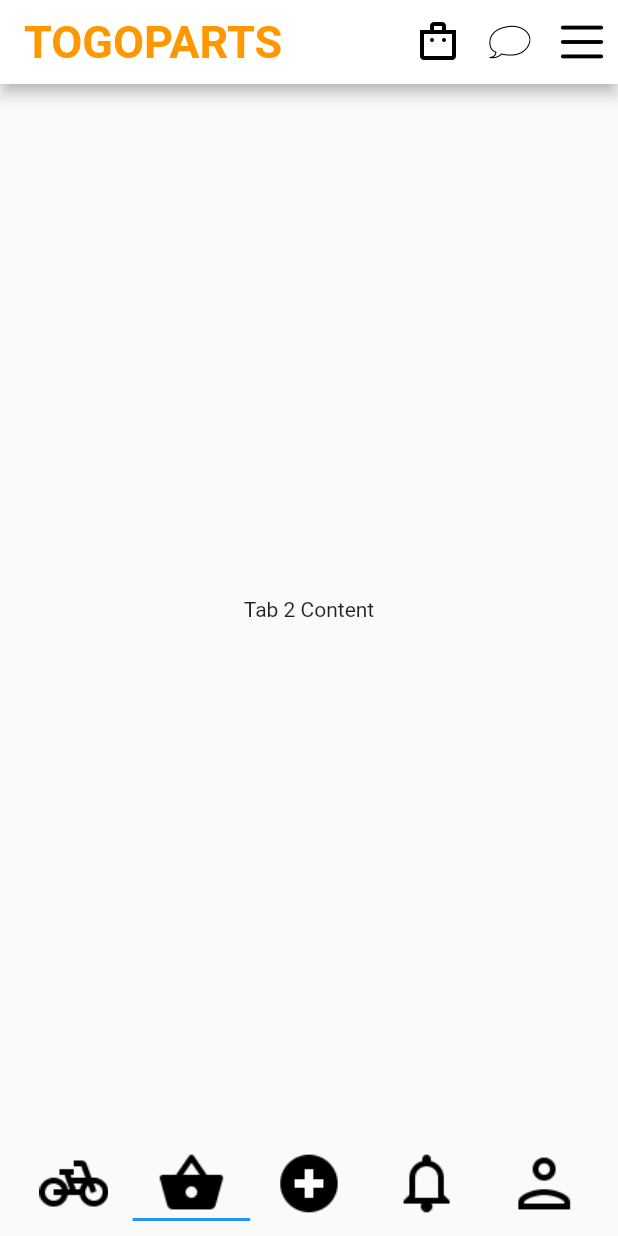
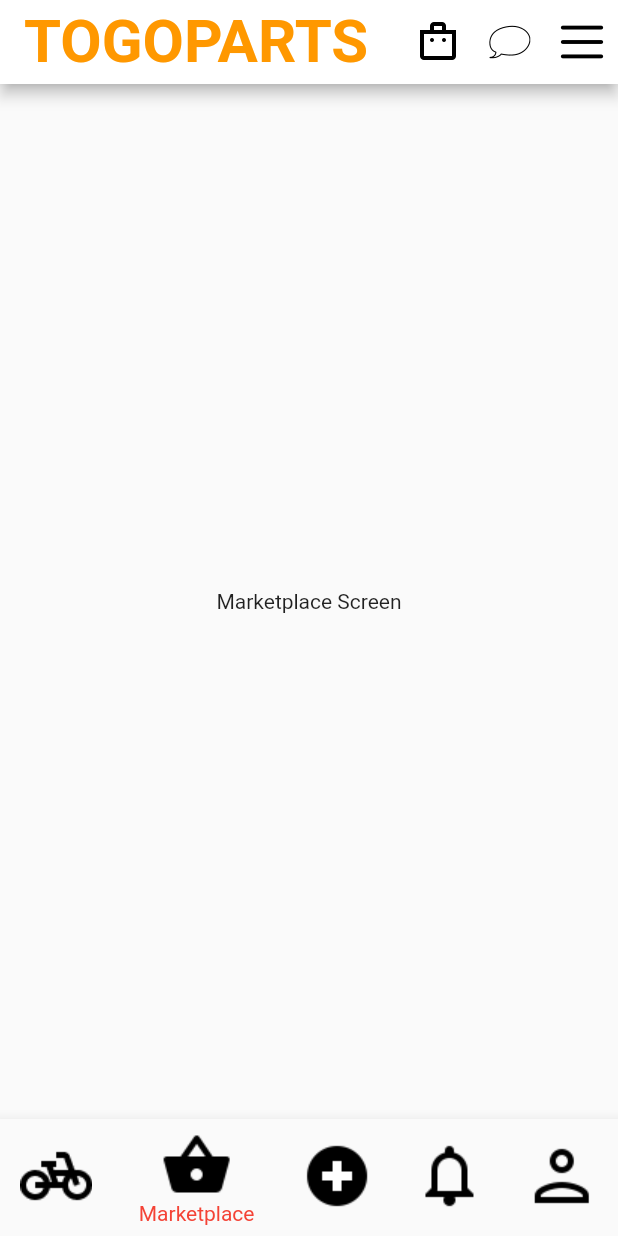
Before and after one commit to MajidLatif1/Togoparts, a Flutter app: the screen it shows after launch, item 2 of the bottom bar chosen, on a phone screen of 412 x 824 dp. Run offline on Flutter 3.47's test engine with Material 2 defaults, Android fonts, the phone set to English and light mode, and no system bars.

Commit message:
second commit

```diff
--- a/lib/HomePage.dart
+++ b/lib/HomePage.dart
@@ -1,20 +1,31 @@
 import 'package:flutter/material.dart';
 
-class HomePage extends StatelessWidget {
+class HomePage extends StatefulWidget {
   const HomePage({super.key});
 
   @override
+  State<HomePage> createState() => _HomePageState();
+}
+
+class _HomePageState extends State<HomePage> {
+  int selectedTab = 0;
+  final List<Widget> pages = [
+    Center(child: Text('Events Screen')),
+    Center(child: Text('Marketplace Screen')),
+    Center(child: Text('Activity Screen')),
+    Center(child: Text('Notifications Screen')),
+    Center(child: Text('Profile Screen')),
+  ]; // Screens
+
+  changeTab(int index) {
+    setState(() {
+      selectedTab = index;
+    });
+  }
+
+  @override
   Widget build(BuildContext context) {
-    final List<Tab> myTabs = [
-      Tab(icon: Image.asset('Assets/events.png')),
-      Tab(icon: Image.asset('Assets/marketplace.png')),
-      Tab(icon: Image.asset('Assets/activity.png')),
-      Tab(icon: Image.asset('Assets/notifications.png')),
-      Tab(icon: Image.asset('Assets/me.png')),
-    ];
-    return DefaultTabController(
-      length: myTabs.length,
-      child: Scaffold(
+    return Scaffold(
       appBar: AppBar(
         backgroundColor: Color.fromARGB(255, 255, 255, 255),
         title: Text(
@@ -22,7 +33,8 @@ class HomePage extends StatelessWidget {
           style: TextStyle(
             color: Colors.orange,
             fontWeight: FontWeight.bold,
-                fontSize: 30),
+            fontSize: 40,
+          ),
         ),
         actions: [
           IconButton(
@@ -39,18 +51,36 @@ class HomePage extends StatelessWidget {
           ),
         ],
       ),
-        body: TabBarView(children: [
-          Center(child: Text('Tab 1 Content')),
-          Center(child: Text('Tab 2 Content')),
-          Center(child: Text('Tab 3 Content')),
-          Center(child: Text('Tab 4 Content')),
-          Center(child: Text('Tab 5 Content')),
-        ]),
-        bottomNavigationBar: TabBar(
-          tabs: myTabs,
-          padding: EdgeInsets.all(10),
+      body: pages[selectedTab],
+      bottomNavigationBar: BottomNavigationBar(
+        currentIndex: selectedTab,
+        onTap: (index) => changeTab(index),
+        selectedItemColor: Colors.red,
+        unselectedItemColor: Colors.grey,
+        items: [
+          BottomNavigationBarItem(
+            icon: Image.asset('Assets/events.png'),
+            label: "Events",
           ),
+          BottomNavigationBarItem(
+            icon: Image.asset('Assets/marketplace.png'),
+            label: "Marketplace",
+          ),
+          BottomNavigationBarItem(
+            icon: Image.asset('Assets/activity.png'),
+            label: "Activity",
+          ),
+          BottomNavigationBarItem(
+            icon: Image.asset('Assets/notifications.png'),
+            label: "Notifications",
+          ),
+          BottomNavigationBarItem(
+            icon: Image.asset('Assets/me.png'),
+            label: "Me",
+          ),
+        ],
       ),
     );
+    // );
   }
 }
--- a/pubspec.yaml
+++ b/pubspec.yaml
@@ -70,6 +70,7 @@ flutter:
       - Assets/shopping_bag.png
       - Assets/slider_1.png
       - Assets/menubar.png
+      - Assets/logo.png
 
 
 
```
Also changed, not shown: Assets/logo.png (added). Lines whose indentation alone changed are shown as unchanged.
